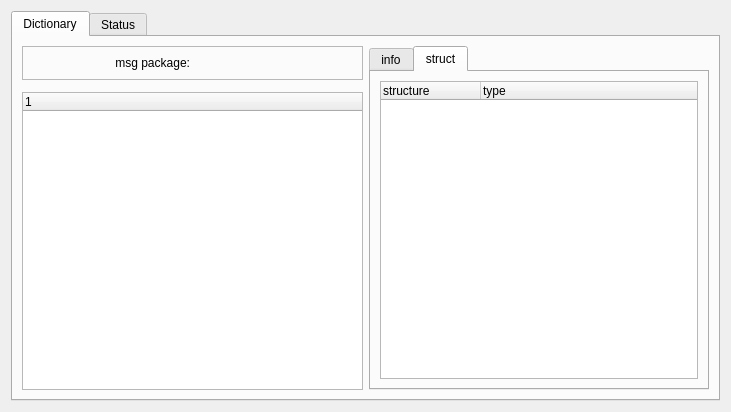
This is resource/BridgeDictionaryWidget.ui in traclabs/rqt_fsw_bridge_dictionary as Qt 5 draws it before an edit. The edited form follows.
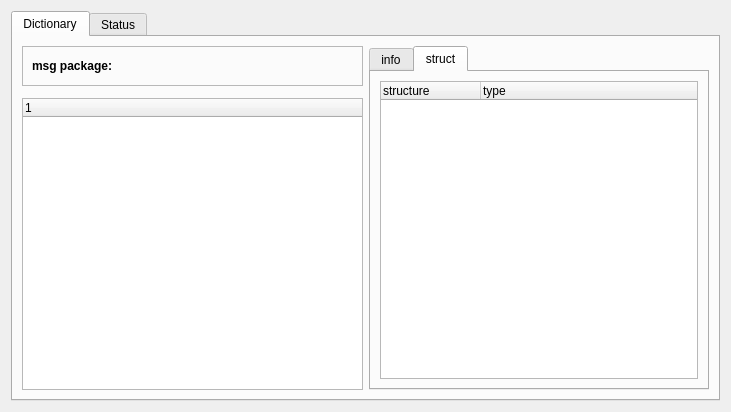
This is the edited form.

Commit message: auto update bridge info

```diff
--- a/resource/BridgeDictionaryWidget.ui
+++ b/resource/BridgeDictionaryWidget.ui
@@ -47,11 +47,20 @@
          <layout class="QHBoxLayout" name="horizontalLayout">
           <item>
            <widget class="QLabel" name="label">
+            <property name="font">
+             <font>
+              <weight>75</weight>
+              <bold>true</bold>
+             </font>
+            </property>
             <property name="text">
              <string>msg package:</string>
             </property>
+            <property name="textFormat">
+             <enum>Qt::PlainText</enum>
+            </property>
             <property name="alignment">
-             <set>Qt::AlignRight|Qt::AlignTrailing|Qt::AlignVCenter</set>
+             <set>Qt::AlignLeading|Qt::AlignLeft|Qt::AlignVCenter</set>
             </property>
            </widget>
           </item>
@@ -62,6 +71,19 @@
             </property>
            </widget>
           </item>
+          <item>
+           <spacer name="horizontalSpacer">
+            <property name="orientation">
+             <enum>Qt::Horizontal</enum>
+            </property>
+            <property name="sizeHint" stdset="0">
+             <size>
+              <width>40</width>
+              <height>20</height>
+             </size>
+            </property>
+           </spacer>
+          </item>
          </layout>
         </widget>
        </item>
```
The commit also changes 2 other files.
